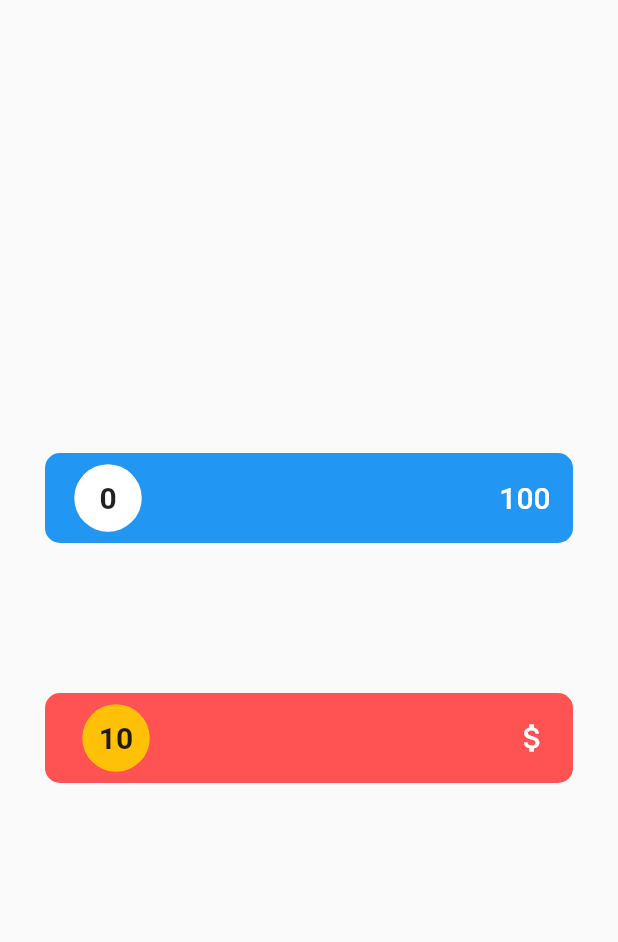
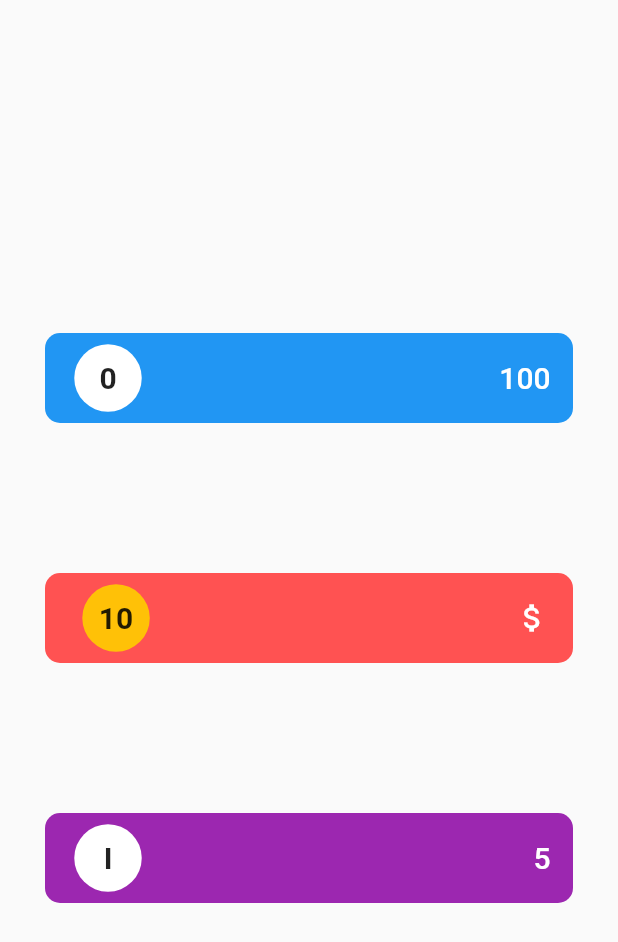
Before and after one commit to rvamsikrishna/flutter_fluid_slider, a Flutter app: the screen it shows after launch, on a phone screen of 412 x 824 dp. Shown: the top 942 px of the screen. Run offline on Flutter 3.47's test engine with Material 2 defaults, Android fonts, the phone set to English and light mode, and no system bars.

Commit message:
added mapValueToString example

```diff
--- a/example/lib/main.dart
+++ b/example/lib/main.dart
@@ -22,6 +22,7 @@ class HomePage extends StatefulWidget {
 class HomePageState extends State<HomePage> {
   double _value1 = 0.0;
   double _value2 = 10.0;
+  double _value3 = 1.0;
 
   @override
   Widget build(BuildContext context) {
@@ -65,6 +66,23 @@ class HomePageState extends State<HomePage> {
                 color: Colors.white,
               ),
             ),
+            SizedBox(
+              height: 100.0,
+            ),
+            FluidSlider(
+                value: _value3,
+                sliderColor: Colors.purple,
+                onChanged: (double newValue) {
+                  setState(() {
+                    _value3 = newValue;
+                  });
+                },
+                min: 1.0,
+                max: 5.0,
+                mapValueToString: (double value) {
+                  List<String> romanNumerals = ['I', 'II', 'III', 'IV', 'V'];
+                  return romanNumerals[value.toInt() - 1];
+                }),
           ],
         ),
       ),
```
